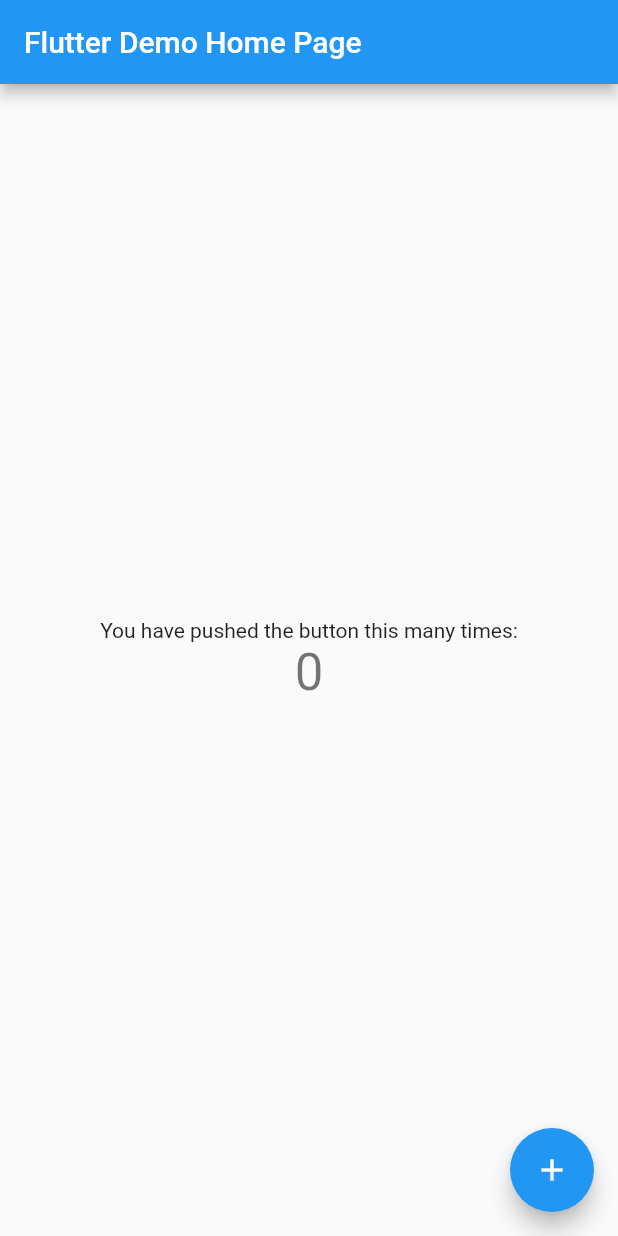
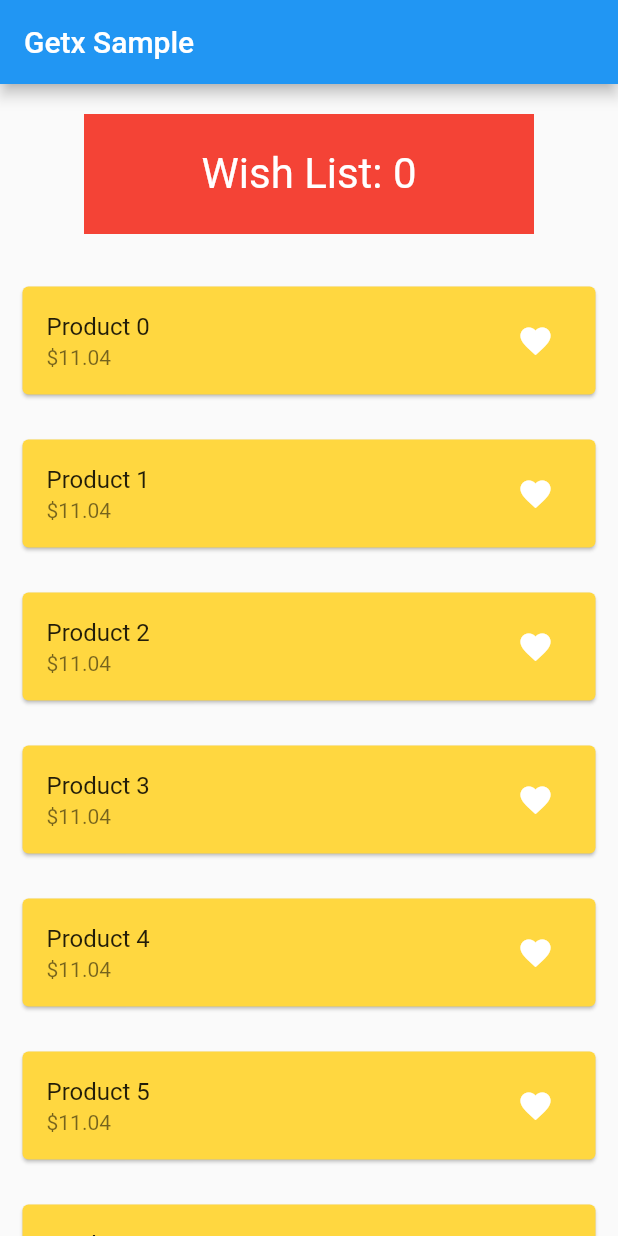
Before and after one commit to Johna21/getx, a Flutter app: the screen it shows after launch, on a phone screen of 412 x 824 dp. Run offline on Flutter 3.47's test engine with Material 2 defaults, Android fonts, the phone set to English and light mode, and no system bars; our stand-ins replace get.

Commit message:
getx state

```diff
--- a/getxstate/lib/main.dart
+++ b/getxstate/lib/main.dart
@@ -1,115 +1,24 @@
 import 'package:flutter/material.dart';
+import 'package:getxstate/screens/home_screen.dart';
 
 void main() {
-  runApp(const MyApp());
+  runApp( MyApp());
 }
 
-class MyApp extends StatelessWidget {
-  const MyApp({Key? key}) : super(key: key);
+class MyApp extends StatefulWidget {
+  MyApp({Key? key}) : super(key: key);
 
-  // This widget is the root of your application.
+  @override
+  State<MyApp> createState() => _MyAppState();
+}
+
+class _MyAppState extends State<MyApp> {
   @override
   Widget build(BuildContext context) {
     return MaterialApp(
-      title: 'Flutter Demo',
-      theme: ThemeData(
-        // This is the theme of your application.
-        //
-        // Try running your application with "flutter run". You'll see the
-        // application has a blue toolbar. Then, without quitting the app, try
-        // changing the primarySwatch below to Colors.green and then invoke
-        // "hot reload" (press "r" in the console where you ran "flutter run",
-        // or simply save your changes to "hot reload" in a Flutter IDE).
-        // Notice that the counter didn't reset back to zero; the application
-        // is not restarted.
-        primarySwatch: Colors.blue,
-      ),
-      home: const MyHomePage(title: 'Flutter Demo Home Page'),
+      debugShowCheckedModeBanner: false,
+      title: 'Getx Sample',
+      home: HomeScreen(),
     );
   }
 }
-
-class MyHomePage extends StatefulWidget {
-  const MyHomePage({Key? key, required this.title}) : super(key: key);
-
-  // This widget is the home page of your application. It is stateful, meaning
-  // that it has a State object (defined below) that contains fields that affect
-  // how it looks.
-
-  // This class is the configuration for the state. It holds the values (in this
-  // case the title) provided by the parent (in this case the App widget) and
-  // used by the build method of the State. Fields in a Widget subclass are
-  // always marked "final".
-
-  final String title;
-
-  @override
-  State<MyHomePage> createState() => _MyHomePageState();
-}
-
-class _MyHomePageState extends State<MyHomePage> {
-  int _counter = 0;
-
-  void _incrementCounter() {
-    setState(() {
-      // This call to setState tells the Flutter framework that something has
-      // changed in this State, which causes it to rerun the build method below
-      // so that the display can reflect the updated values. If we changed
-      // _counter without calling setState(), then the build method would not be
-      // called again, and so nothing would appear to happen.
-      _counter++;
-    });
-  }
-
-  @override
-  Widget build(BuildContext context) {
-    // This method is rerun every time setState is called, for instance as done
-    // by the _incrementCounter method above.
-    //
-    // The Flutter framework has been optimized to make rerunning build methods
-    // fast, so that you can just rebuild anything that needs updating rather
-    // than having to individually change instances of widgets.
-    return Scaffold(
-      appBar: AppBar(
-        // Here we take the value from the MyHomePage object that was created by
-        // the App.build method, and use it to set our appbar title.
-        title: Text(widget.title),
-      ),
-      body: Center(
-        // Center is a layout widget. It takes a single child and positions it
-        // in the middle of the parent.
-        child: Column(
-          // Column is also a layout widget. It takes a list of children and
-          // arranges them vertically. By default, it sizes itself to fit its
-          // children horizontally, and tries to be as tall as its parent.
-          //
-          // Invoke "debug painting" (press "p" in the console, choose the
-          // "Toggle Debug Paint" action from the Flutter Inspector in Android
-          // Studio, or the "Toggle Debug Paint" command in Visual Studio Code)
-          // to see the wireframe for each widget.
-          //
-          // Column has various properties to control how it sizes itself and
-          // how it positions its children. Here we use mainAxisAlignment to
-          // center the children vertically; the main axis here is the vertical
-          // axis because Columns are vertical (the cross axis would be
-          // horizontal).
-          mainAxisAlignment: MainAxisAlignment.center,
-          children: <Widget>[
-            const Text(
-              'You have pushed the button this many times:',
-            ),
-            Text(
-              '$_counter',
-              style: Theme.of(context).textTheme.headline4,
-            ),
-          ],
-        ),
-      ),
-      floatingActionButton: FloatingActionButton(
-        onPressed: _incrementCounter,
-        tooltip: 'Increment',
-        child: const Icon(Icons.add),
-      ), // This trailing comma makes auto-formatting nicer for build methods.
-    );
-  }
-}
--- /dev/null
+++ b/getxstate/lib/screens/home_screen.dart
@@ -0,0 +1,80 @@
+import 'package:flutter/material.dart';
+import 'package:get/get.dart';
+import 'package:getxstate/screens/wish_list_screen.dart';
+import 'package:getxstate/states/products.dart';
+
+
+class HomeScreen extends StatelessWidget {
+    final Products _p = Get.put(Products());
+
+  HomeScreen({ Key? key }) : super(key: key);
+
+  @override
+  Widget build(BuildContext context) {
+
+    return Scaffold(
+      appBar: AppBar(
+        title: Text('Getx Sample'),
+
+      ),
+      body: Column(
+        children: [
+          SizedBox(
+            height: 20,
+          ),
+          InkWell(
+            child: Container(
+              width: 300,
+              height: 80,
+              color: Colors.red,
+              alignment: Alignment.center,
+              // use obx(()=> to update Text()wheneevet _wishlist.items.length is changed
+              child: Obx(() =>Text(
+                'Wish List: ${_p.wishListItems.length}',
+                 style: TextStyle(fontSize: 28,color: Colors.white),
+              ),)
+            ),
+            onTap: () => Navigator.push(context,
+            MaterialPageRoute(builder: (context)=>WishListScreen())
+            ),
+          ),
+          SizedBox(
+            height: 20,
+          ),
+
+          Expanded(
+            child: ListView.builder(
+              itemCount: _p.items.length,
+              itemBuilder: (context, index){
+                final product = _p.items[index];
+                return Card(
+                  key: ValueKey(product.id),
+                  margin: EdgeInsets.all(15),
+                  color: Colors.amberAccent,
+                  child: ListTile(
+                    title: Text(product.name),
+                    subtitle: Text("\$${product.price.toStringAsFixed(2)}"),
+                    trailing: Obx(() => IconButton(
+                      onPressed: (){
+                        if(product.inWishList.value == false){
+                          _p.addItem(product.id);
+                        }else{
+                          _p.removeItem(product.id);
+                        }
+                      },
+                       icon: Icon(
+                         Icons.favorite,
+                         color: product.inWishList.value == false
+                         ?Colors.white
+                         :Colors.red,
+                       ))),
+                  ),
+                );
+              }))
+
+        ],
+      ),
+
+    );
+  }
+}
```
Also changed, not shown: getxstate/lib/screens/wish_list_screen.dart (added, +41 -0 lines), getxstate/lib/states/products.dart (+17 -1 lines).
